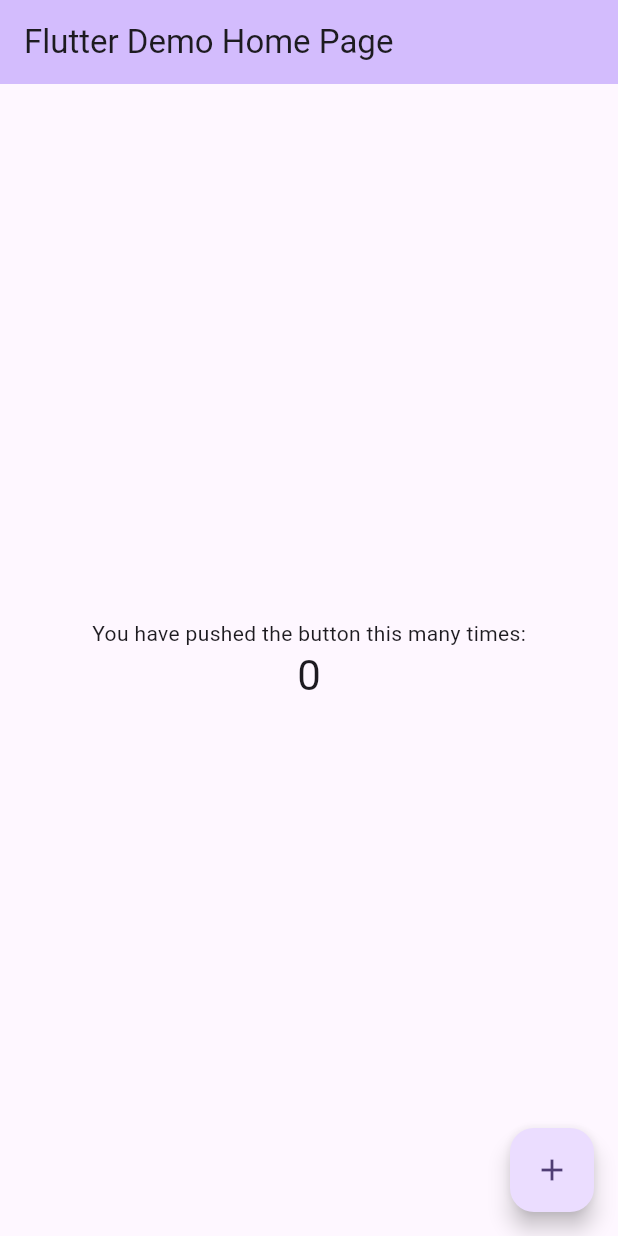
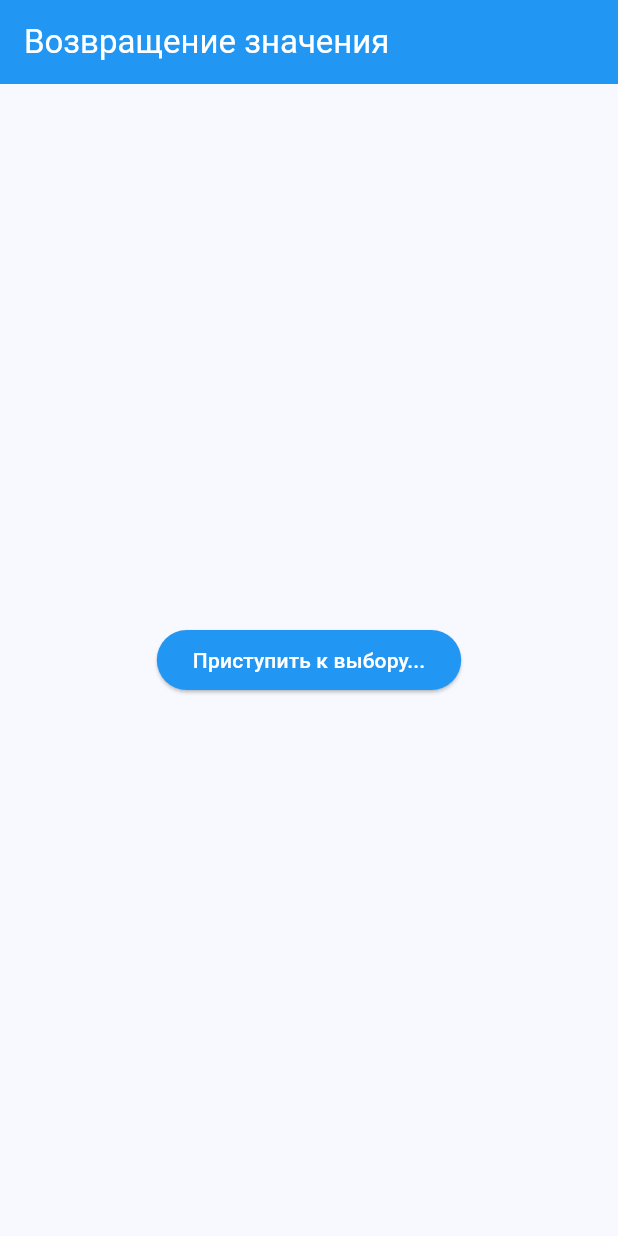
Before and after one commit to GrigorevNikOfficial/PI2302_Grigorev, a Flutter app: the screen it shows after launch, on a phone screen of 412 x 824 dp. Run offline on Flutter 3.47's test engine with Material 3 defaults, Android fonts, the phone set to English and light mode, and no system bars.

Commit message:
Первый экран, второй экран, фукнция перехода и всплывающая подсказка реализованы

```diff
--- a/lab_7/lib/main.dart
+++ b/lab_7/lib/main.dart
@@ -11,7 +11,7 @@ class MyApp extends StatelessWidget {
   @override
   Widget build(BuildContext context) {
     return MaterialApp(
-      title: 'Flutter Demo',
+      title: 'Возвращение значения',
       theme: ThemeData(
         // This is the theme of your application.
         //
@@ -28,94 +28,104 @@ class MyApp extends StatelessWidget {
         //
         // This works for code too, not just values: Most code changes can be
         // tested with just a hot reload.
-        colorScheme: .fromSeed(seedColor: Colors.deepPurple),
+        colorScheme: .fromSeed(seedColor: Colors.blue),
       ),
-      home: const MyHomePage(title: 'Flutter Demo Home Page'),
+      initialRoute: '/',
+      routes: {
+        '/': (BuildContext context) =>
+            const MyHomePage(title: 'Возвращение значения'),
+        '/second': (BuildContext context) => const SecondPage(),
+      },
     );
   }
 }
 
-class MyHomePage extends StatefulWidget {
+class MyHomePage extends StatelessWidget {
   const MyHomePage({super.key, required this.title});
-
-  // This widget is the home page of your application. It is stateful, meaning
-  // that it has a State object (defined below) that contains fields that affect
-  // how it looks.
-
-  // This class is the configuration for the state. It holds the values (in this
-  // case the title) provided by the parent (in this case the App widget) and
-  // used by the build method of the State. Fields in a Widget subclass are
-  // always marked "final".
 
   final String title;
 
-  @override
-  State<MyHomePage> createState() => _MyHomePageState();
-}
+  Future<void> _openSecondPage(BuildContext context) async {
+    final result = await Navigator.pushNamed(context, '/second');
+    if (!context.mounted || result == null) {
+      return;
+    }
 
-class _MyHomePageState extends State<MyHomePage> {
-  int _counter = 0;
-
-  void _incrementCounter() {
-    setState(() {
-      // This call to setState tells the Flutter framework that something has
-      // changed in this State, which causes it to rerun the build method below
-      // so that the display can reflect the updated values. If we changed
-      // _counter without calling setState(), then the build method would not be
-      // called again, and so nothing would appear to happen.
-      _counter++;
-    });
+    ScaffoldMessenger.of(context).hideCurrentSnackBar();
+    ScaffoldMessenger.of(context).showSnackBar(
+      SnackBar(
+        content: Text('Ваш выбор: $result'),
+        duration: Duration(seconds: 2),
+      ),
+    );
   }
 
   @override
   Widget build(BuildContext context) {
-    // This method is rerun every time setState is called, for instance as done
-    // by the _incrementCounter method above.
-    //
-    // The Flutter framework has been optimized to make rerunning build methods
-    // fast, so that you can just rebuild anything that needs updating rather
-    // than having to individually change instances of widgets.
     return Scaffold(
       appBar: AppBar(
-        // TRY THIS: Try changing the color here to a specific color (to
-        // Colors.amber, perhaps?) and trigger a hot reload to see the AppBar
-        // change color while the other colors stay the same.
-        backgroundColor: Theme.of(context).colorScheme.inversePrimary,
-        // Here we take the value from the MyHomePage object that was created by
-        // the App.build method, and use it to set our appbar title.
-        title: Text(widget.title),
+        title: Text(title),
+        centerTitle: false,
+        backgroundColor: Colors.blue,
+        foregroundColor: Colors.white,
       ),
       body: Center(
-        // Center is a layout widget. It takes a single child and positions it
-        // in the middle of the parent.
         child: Column(
-          // Column is also a layout widget. It takes a list of children and
-          // arranges them vertically. By default, it sizes itself to fit its
-          // children horizontally, and tries to be as tall as its parent.
-          //
-          // Column has various properties to control how it sizes itself and
-          // how it positions its children. Here we use mainAxisAlignment to
-          // center the children vertically; the main axis here is the vertical
-          // axis because Columns are vertical (the cross axis would be
-          // horizontal).
-          //
-          // TRY THIS: Invoke "debug painting" (choose the "Toggle Debug Paint"
-          // action in the IDE, or press "p" in the console), to see the
-          // wireframe for each widget.
-          mainAxisAlignment: .center,
+          mainAxisAlignment: MainAxisAlignment.center,
           children: [
-            const Text('You have pushed the button this many times:'),
-            Text(
-              '$_counter',
-              style: Theme.of(context).textTheme.headlineMedium,
+            ElevatedButton(
+              onPressed: () => _openSecondPage(context),
+              style: ElevatedButton.styleFrom(
+                backgroundColor: Colors.blue,
+                foregroundColor: Colors.white,
+              ),
+              child: const Text('Приступить к выбору...'),
             ),
           ],
         ),
       ),
-      floatingActionButton: FloatingActionButton(
-        onPressed: _incrementCounter,
-        tooltip: 'Increment',
-        child: const Icon(Icons.add),
+    );
+  }
+}
+
+class SecondPage extends StatelessWidget {
+  const SecondPage({super.key});
+
+  @override
+  Widget build(BuildContext context) {
+    return Scaffold(
+      appBar: AppBar(
+        title: Text('Выберите любой вариант'),
+        backgroundColor: Colors.blue,
+        foregroundColor: Colors.white,
+      ),
+      body: Center(
+        child: Column(
+          mainAxisAlignment: MainAxisAlignment.center,
+          children: <Widget>[
+            ElevatedButton(
+              onPressed: () {
+                Navigator.pop(context, 'Да!');
+              },
+              style: ElevatedButton.styleFrom(
+                backgroundColor: Colors.blue,
+                foregroundColor: Colors.white,
+              ),
+              child: Text('Да!'),
+            ),
+            SizedBox(height: 12),
+            ElevatedButton(
+              onPressed: () {
+                Navigator.pop(context, 'Нет.');
+              },
+              style: ElevatedButton.styleFrom(
+                backgroundColor: Colors.blue,
+                foregroundColor: Colors.white,
+              ),
+              child: Text('Нет.'),
+            ),
+          ],
+        ),
       ),
     );
   }
```
Also changed, not shown: 1 other file.
